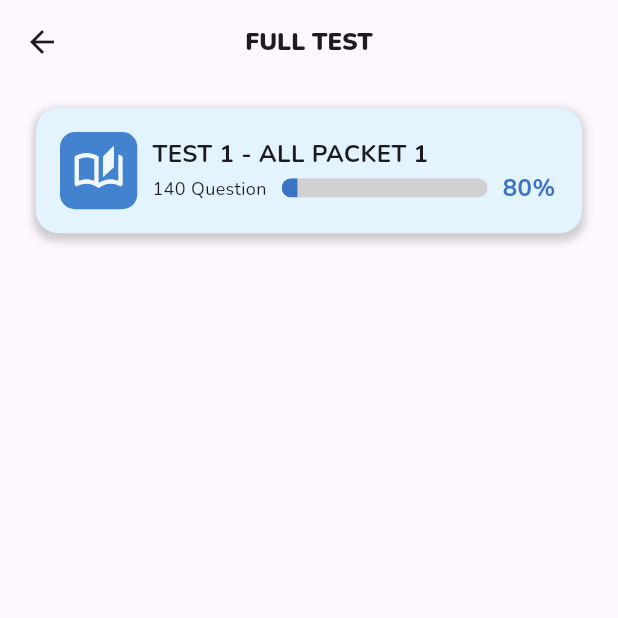
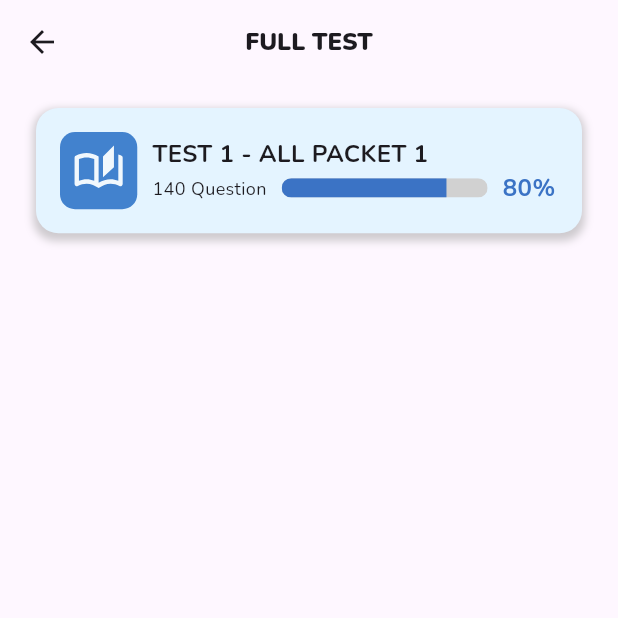
Before and after one commit to MahendraKhibrah/toefl-app, a Flutter app: the SimulationPage screen opened by its route, on a phone screen of 412 x 824 dp, the top half of it. Run offline on Flutter 3.47's test engine with Material 3 defaults, Android fonts, the light colour scheme and no system bars; our stand-ins replace dio, easy_debounce, easy_localization, flutter_riverpod, flutter_svg, flutter_widget_from_html and 7 more; accounts and stored records are empty; generated files the repository leaves out were written again.

Commit message:
fix conflict issues

```diff
--- a/lib/main.dart
+++ b/lib/main.dart
@@ -11,7 +11,6 @@ import 'package:toefl/utils/hex_color.dart';
 import 'package:google_fonts/google_fonts.dart';
 import 'package:easy_localization/easy_localization.dart';
 import 'package:toefl/utils/locale.dart';
-
 
 void main() async {
   WidgetsFlutterBinding.ensureInitialized();
--- a/lib/pages/full_test/simulation_page.dart
+++ b/lib/pages/full_test/simulation_page.dart
@@ -37,8 +37,8 @@ class SimulationPage extends StatelessWidget {
                         1 /
                         16, // Sesuaikan tingginya
                     decoration: BoxDecoration(
-                      color: HexColor(
-                          mariner600), // Ganti dengan warna atau dekorasi yang Anda inginkan
+                      color: HexColor(mariner600),
+                      // Ganti dengan warna atau dekorasi yang Anda inginkan
                       borderRadius: BorderRadius.circular(
                           10), // Atur radius sesuai kebutuhan
                     ),
@@ -79,6 +79,7 @@ class SimulationPage extends StatelessWidget {
                                 backgroundColor: HexColor(neutral40),
                                 valueColor: AlwaysStoppedAnimation<Color>(
                                     HexColor(mariner700)),
+                                value: 0.8,
                               ),
                             ),
                           ),
--- a/lib/pages/main_page.dart
+++ b/lib/pages/main_page.dart
@@ -1,5 +1,6 @@
 import 'package:flutter/material.dart';
 import 'package:toefl/pages/games_page.dart';
+import 'package:toefl/pages/profile_page.dart';
 import 'package:toefl/utils/colors.dart';
 import 'package:toefl/utils/hex_color.dart';
 import 'package:flutter_svg/flutter_svg.dart';
@@ -19,9 +20,7 @@ class _MainPageState extends State<MainPage> {
       'Index 0: Home',
     ),
     GamesPage(),
-    Text(
-      'Index 2: School',
-    ),
+    ProfilePage(),
   ];
 
   @override
--- a/lib/pages/template_page.dart
+++ b/lib/pages/template_page.dart
@@ -1,5 +1,6 @@
 import 'package:flutter/material.dart';
 import 'package:toefl/utils/colors.dart';
+import 'package:toefl/widgets/answer_validation_container.dart';
 import 'package:toefl/widgets/border_button.dart';
 import 'package:toefl/widgets/toefl_progress_indicator.dart';
 import '../widgets/answer_button.dart';
@@ -81,7 +82,7 @@ class TemplatePage extends StatelessWidget {
               explanation:
                   'lorem ipsum dolor sit amet hehe hehe hehhhhh eheh weh',
             ),
-             const ToeflProgressIndicator(
+            const ToeflProgressIndicator(
               value: 0.25,
               scale: 0.5,
               strokeWidth: 30,
```
